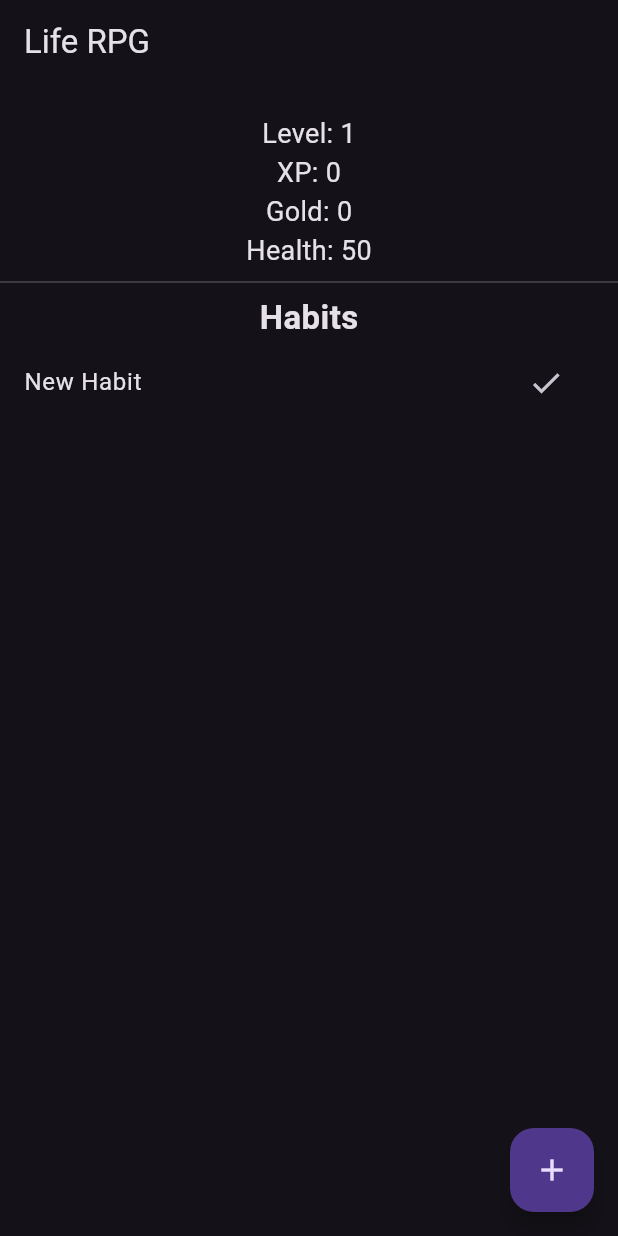
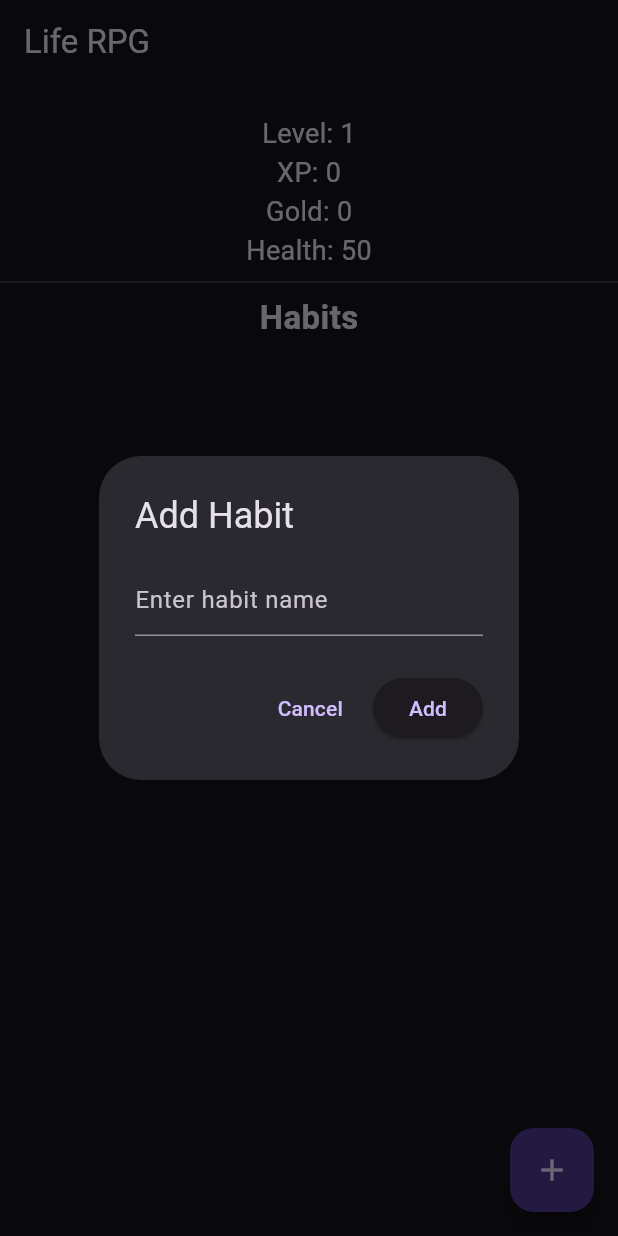
Before and after one commit to harhyd07-oss/life_rpg, a Flutter app: the screen it shows after launch, after a tap on the "add" icon, on a phone screen of 412 x 824 dp. Run offline on Flutter 3.47's test engine with Material 3 defaults, Android fonts, the phone set to English and light mode, and no system bars; our stand-ins replace flutter_riverpod.

Commit message:
added habit creation dialog

```diff
--- a/lib/ui/dashboard_screen.dart
+++ b/lib/ui/dashboard_screen.dart
@@ -15,7 +15,42 @@ class DashboardScreen extends ConsumerWidget {
       appBar: AppBar(title: const Text("Life RPG")),
       floatingActionButton: FloatingActionButton(
         onPressed: () {
-          ref.read(habitProvider.notifier).addHabit("New Habit");
+          final controller = TextEditingController();
+
+          showDialog(
+            context: context,
+            builder: (context) {
+              return AlertDialog(
+                title: const Text("Add Habit"),
+                content: TextField(
+                  controller: controller,
+                  decoration: const InputDecoration(
+                    hintText: "Enter habit name",
+                  ),
+                ),
+                actions: [
+                  TextButton(
+                    onPressed: () {
+                      Navigator.pop(context);
+                    },
+                    child: const Text("Cancel"),
+                  ),
+                  ElevatedButton(
+                    onPressed: () {
+                      final title = controller.text.trim();
+
+                      if (title.isNotEmpty) {
+                        ref.read(habitProvider.notifier).addHabit(title);
+                      }
+
+                      Navigator.pop(context);
+                    },
+                    child: const Text("Add"),
+                  ),
+                ],
+              );
+            },
+          );
         },
         child: const Icon(Icons.add),
       ),
```
